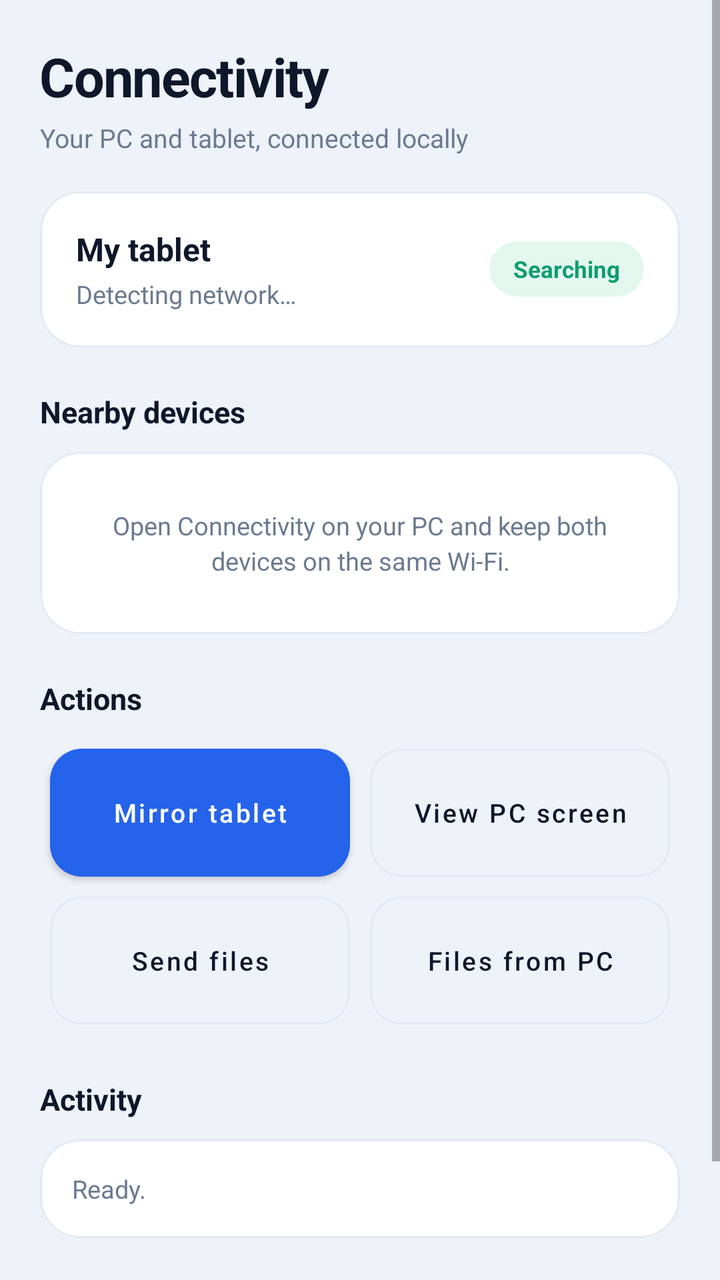
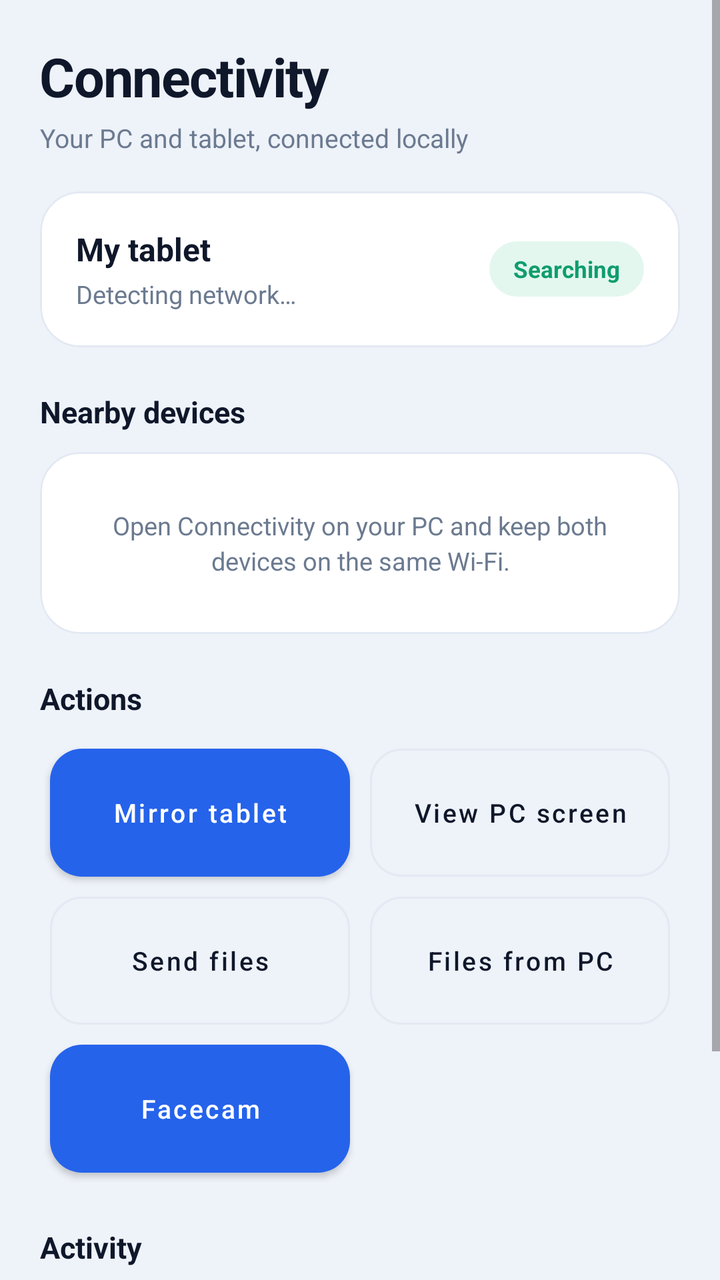

Two renders of the same Android screen: before a commit and after it. Below are the layout's source before the change and the commit's diff.
<!-- AndroidManifest.xml: application theme Theme.SmartConnect -->
<!-- res/layout/activity_main.xml -->
<?xml version="1.0" encoding="utf-8"?>
<ScrollView xmlns:android="http://schemas.android.com/apk/res/android"
    xmlns:app="http://schemas.android.com/apk/res-auto"
    android:layout_width="match_parent"
    android:layout_height="match_parent"
    android:fillViewport="true"
    android:background="@color/bg">

    <LinearLayout
        android:layout_width="match_parent"
        android:layout_height="wrap_content"
        android:orientation="vertical"
        android:padding="20dp">

        <TextView
            android:layout_width="wrap_content"
            android:layout_height="wrap_content"
            android:text="Connectivity"
            android:textColor="@color/text"
            android:textSize="27sp"
            android:textStyle="bold"
            android:letterSpacing="-0.02" />

        <TextView
            android:layout_width="wrap_content"
            android:layout_height="wrap_content"
            android:text="@string/app_tagline"
            android:textColor="@color/muted"
            android:textSize="13sp"
            android:layout_marginTop="4dp"
            android:layout_marginBottom="18dp" />

        
        <com.google.android.material.card.MaterialCardView
            android:layout_width="match_parent"
            android:layout_height="wrap_content"
            app:cardCornerRadius="20dp"
            app:cardElevation="0dp"
            app:strokeColor="@color/line"
            app:strokeWidth="1dp"
            app:cardBackgroundColor="@color/panel">

            <LinearLayout
                android:layout_width="match_parent"
                android:layout_height="wrap_content"
                android:orientation="horizontal"
                android:gravity="center_vertical"
                android:padding="18dp">

                <LinearLayout
                    android:layout_width="0dp"
                    android:layout_height="wrap_content"
                    android:layout_weight="1"
                    android:orientation="vertical">

                    <TextView
                        android:id="@+id/deviceNameText"
                        android:layout_width="wrap_content"
                        android:layout_height="wrap_content"
                        android:text="My tablet"
                        android:textColor="@color/text"
                        android:textSize="16sp"
                        android:textStyle="bold" />

                    <TextView
                        android:id="@+id/deviceIpText"
                        android:layout_width="wrap_content"
                        android:layout_height="wrap_content"
                        android:text="Detecting network…"
                        android:textColor="@color/muted"
                        android:textSize="12.5sp"
                        android:layout_marginTop="3dp" />
                </LinearLayout>

                <TextView
                    android:id="@+id/statusPill"
                    android:layout_width="wrap_content"
                    android:layout_height="wrap_content"
                    android:background="@drawable/bg_pill"
                    android:paddingStart="12dp"
                    android:paddingEnd="12dp"
                    android:paddingTop="6dp"
                    android:paddingBottom="6dp"
                    android:text="Searching"
                    android:textColor="@color/green"
                    android:textSize="11.5sp"
                    android:textStyle="bold" />
            </LinearLayout>
        </com.google.android.material.card.MaterialCardView>

        
        <TextView
            android:layout_width="wrap_content"
            android:layout_height="wrap_content"
            android:text="Nearby devices"
            android:textColor="@color/text"
            android:textSize="15sp"
            android:textStyle="bold"
            android:layout_marginTop="22dp"
            android:layout_marginBottom="10dp" />

        <com.google.android.material.card.MaterialCardView
            android:layout_width="match_parent"
            android:layout_height="wrap_content"
            app:cardCornerRadius="20dp"
            app:cardElevation="0dp"
            app:strokeColor="@color/line"
            app:strokeWidth="1dp"
            app:cardBackgroundColor="@color/panel">

            <LinearLayout
                android:layout_width="match_parent"
                android:layout_height="wrap_content"
                android:orientation="vertical"
                android:padding="10dp">

                <LinearLayout
                    android:id="@+id/deviceList"
                    android:layout_width="match_parent"
                    android:layout_height="wrap_content"
                    android:orientation="vertical" />

                <TextView
                    android:id="@+id/emptyDevices"
                    android:layout_width="match_parent"
                    android:layout_height="wrap_content"
                    android:padding="18dp"
                    android:gravity="center"
                    android:text="Open Connectivity on your PC and keep both devices on the same Wi-Fi."
                    style="@style/BodyMuted" />
            </LinearLayout>
        </com.google.android.material.card.MaterialCardView>

        
        <TextView
            android:layout_width="wrap_content"
            android:layout_height="wrap_content"
            android:text="Actions"
            android:textColor="@color/text"
            android:textSize="15sp"
            android:textStyle="bold"
            android:layout_marginTop="22dp"
            android:layout_marginBottom="10dp" />

        <GridLayout
            android:layout_width="match_parent"
            android:layout_height="wrap_content"
            android:columnCount="2"
            android:rowCount="2"
            android:useDefaultMargins="false">

            <com.google.android.material.button.MaterialButton
                android:id="@+id/btnMirrorTablet"
                android:layout_width="0dp"
                android:layout_height="64dp"
                android:layout_columnWeight="1"
                android:layout_margin="5dp"
                android:text="Mirror tablet"
                android:textAllCaps="false"
                android:textSize="13sp"
                app:cornerRadius="16dp"
                app:backgroundTint="@color/brand"
                android:textColor="@color/white"
                android:insetTop="0dp"
                android:insetBottom="0dp" />

            <com.google.android.material.button.MaterialButton
                android:id="@+id/btnViewPc"
                android:layout_width="0dp"
                android:layout_height="64dp"
                android:layout_columnWeight="1"
                android:layout_margin="5dp"
                android:text="View PC screen"
                android:textAllCaps="false"
                android:textSize="13sp"
                app:cornerRadius="16dp"
                style="@style/Widget.MaterialComponents.Button.OutlinedButton"
                android:textColor="@color/text"
                app:strokeColor="@color/line"
                android:insetTop="0dp"
                android:insetBottom="0dp" />

            <com.google.android.material.button.MaterialButton
                android:id="@+id/btnSendFiles"
                android:layout_width="0dp"
                android:layout_height="64dp"
                android:layout_columnWeight="1"
                android:layout_margin="5dp"
                android:text="Send files"
                android:textAllCaps="false"
                android:textSize="13sp"
                app:cornerRadius="16dp"
                style="@style/Widget.MaterialComponents.Button.OutlinedButton"
                android:textColor="@color/text"
                app:strokeColor="@color/line"
                android:insetTop="0dp"
                android:insetBottom="0dp" />

            <com.google.android.material.button.MaterialButton
                android:id="@+id/btnFilesFromPc"
                android:layout_width="0dp"
                android:layout_height="64dp"
                android:layout_columnWeight="1"
                android:layout_margin="5dp"
                android:text="Files from PC"
                android:textAllCaps="false"
                android:textSize="13sp"
                app:cornerRadius="16dp"
                style="@style/Widget.MaterialComponents.Button.OutlinedButton"
                android:textColor="@color/text"
                app:strokeColor="@color/line"
                android:insetTop="0dp"
                android:insetBottom="0dp" />
        </GridLayout>

        
        <TextView
            android:layout_width="wrap_content"
            android:layout_height="wrap_content"
            android:text="Activity"
            android:textColor="@color/text"
            android:textSize="15sp"
            android:textStyle="bold"
            android:layout_marginTop="22dp"
            android:layout_marginBottom="10dp" />

        <com.google.android.material.card.MaterialCardView
            android:layout_width="match_parent"
            android:layout_height="wrap_content"
            app:cardCornerRadius="20dp"
            app:cardElevation="0dp"
            app:strokeColor="@color/line"
            app:strokeWidth="1dp"
            app:cardBackgroundColor="@color/panel">

            <TextView
                android:id="@+id/statusLog"
                android:layout_width="match_parent"
                android:layout_height="wrap_content"
                android:padding="16dp"
                android:text="Ready."
                style="@style/BodyMuted" />
        </com.google.android.material.card.MaterialCardView>

        <TextView
            android:layout_width="match_parent"
            android:layout_height="wrap_content"
            android:layout_marginTop="20dp"
            android:text="Local network only · UDP 47777 · WS 47800 · HTTP 47801"
            android:textColor="@color/muted"
            android:textSize="11sp"
            android:gravity="center" />

        <TextView
            android:layout_width="match_parent"
            android:layout_height="wrap_content"
            android:layout_marginTop="10dp"
            android:layout_marginBottom="6dp"
            android:text="Made by Shardul"
            android:textColor="@color/muted"
            android:textSize="11.5sp"
            android:textStyle="bold"
            android:gravity="center" />
    </LinearLayout>
</ScrollView>
<!-- resources referenced by this layout -->
<resources>
  <color name="bg">#EEF2F9</color>
  <color name="brand">#2563EB</color>
  <color name="green">#0F9D6E</color>
  <color name="line">#E3E9F3</color>
  <color name="muted">#6B7A90</color>
  <color name="panel">#FFFFFF</color>
  <color name="text">#0F172A</color>
  <color name="white">#FFFFFF</color>
  <!-- drawable bg_pill (drawable) -->
  <?xml version="1.0" encoding="utf-8"?>
  <shape xmlns:android="http://schemas.android.com/apk/res/android" android:shape="rectangle">
      <solid android:color="#E3F7EF" />
      <corners android:radius="99dp" />
  </shape>
  <string name="app_tagline">Your PC and tablet, connected locally</string>
  <style name="BodyMuted">
          <item name="android:textSize">12.5sp</item>
          <item name="android:textColor">@color/muted</item>
          <item name="android:lineSpacingExtra">3dp</item>
      </style>
  <style name="Theme.SmartConnect" parent="Theme.MaterialComponents.DayNight.NoActionBar">
          <item name="colorPrimary">@color/brand</item>
          <item name="colorPrimaryVariant">@color/brand_dark</item>
          <item name="colorOnPrimary">@color/white</item>
          <item name="colorSecondary">@color/violet</item>
          <item name="android:statusBarColor">@color/bg</item>
          <item name="android:windowLightStatusBar">true</item>
          <item name="android:navigationBarColor">@color/bg</item>
          <item name="android:windowBackground">@color/bg</item>
      </style>
  <color name="brand_dark">#1D4ED8</color>
  <color name="violet">#7C3AED</color>
</resources>

<!-- the commit's change to res/layout/activity_main.xml (unified diff, before → after) -->
@@ -146,7 +146,7 @@
             android:layout_width="match_parent"
             android:layout_height="wrap_content"
             android:columnCount="2"
-            android:rowCount="2"
+            android:rowCount="3"
             android:useDefaultMargins="false">
 
             <com.google.android.material.button.MaterialButton
@@ -209,6 +209,21 @@
                 style="@style/Widget.MaterialComponents.Button.OutlinedButton"
                 android:textColor="@color/text"
                 app:strokeColor="@color/line"
+                android:insetTop="0dp"
+                android:insetBottom="0dp" />
+
+            <com.google.android.material.button.MaterialButton
+                android:id="@+id/btnFacecam"
+                android:layout_width="0dp"
+                android:layout_height="64dp"
+                android:layout_columnWeight="1"
+                android:layout_margin="5dp"
+                android:text="Facecam"
+                android:textAllCaps="false"
+                android:textSize="13sp"
+                app:cornerRadius="16dp"
+                app:backgroundTint="@color/brand"
+                android:textColor="@color/white"
                 android:insetTop="0dp"
                 android:insetBottom="0dp" />
         </GridLayout>
